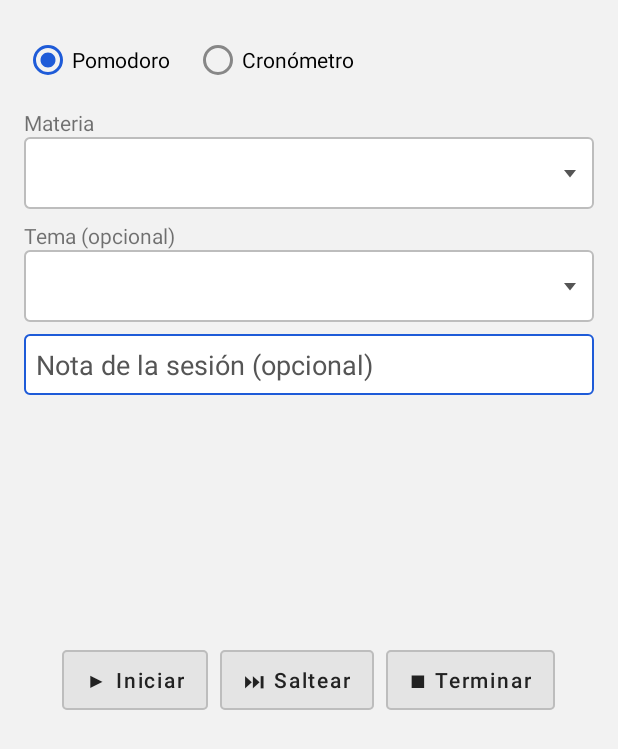
After one commit to PerryElOrtitoRico/PLANIFIQUEITOR, an Android app: the layout fragment_reloj.xml on its own in the app's theme, with its tools: preview values and no code run, on a phone screen of 412 x 824 dp. The commit adds this screen. Shown: the top 749 px of the screen. Run offline under Robolectric (Android 15) with nearby library versions, the phone set to English and light mode, and no system bars.

Commit message:
feat: pantalla Reloj en Android

```diff
--- /dev/null
+++ b/android/app/src/main/res/layout/fragment_reloj.xml
@@ -0,0 +1,73 @@
+<?xml version="1.0" encoding="utf-8"?>
+<ScrollView xmlns:android="http://schemas.android.com/apk/res/android"
+    android:layout_width="match_parent"
+    android:layout_height="match_parent">
+
+    <LinearLayout
+        android:layout_width="match_parent"
+        android:layout_height="wrap_content"
+        android:orientation="vertical"
+        android:padding="16dp">
+
+        <TextView
+            android:id="@+id/sin_materias"
+            android:layout_width="match_parent"
+            android:layout_height="wrap_content"
+            android:paddingBottom="12dp"
+            android:text="Todavía no hay materias. Cargalas en la PC: llegan por Syncthing."
+            android:visibility="gone" />
+
+        <RadioGroup
+            android:id="@+id/modo"
+            android:layout_width="match_parent"
+            android:layout_height="wrap_content"
+            android:orientation="horizontal">
+            <RadioButton android:id="@+id/modo_pomodoro" android:layout_width="wrap_content"
+                android:layout_height="wrap_content" android:checked="true" android:text="Pomodoro" />
+            <RadioButton android:id="@+id/modo_cronometro" android:layout_width="wrap_content"
+                android:layout_height="wrap_content" android:layout_marginStart="16dp" android:text="Cronómetro" />
+        </RadioGroup>
+
+        <TextView android:layout_width="wrap_content" android:layout_height="wrap_content"
+            android:layout_marginTop="8dp" android:text="Materia" />
+        <Spinner android:id="@+id/materia" android:layout_width="match_parent" android:layout_height="48dp" />
+
+        <TextView android:layout_width="wrap_content" android:layout_height="wrap_content"
+            android:layout_marginTop="8dp" android:text="Tema (opcional)" />
+        <Spinner android:id="@+id/tema" android:layout_width="match_parent" android:layout_height="48dp" />
+
+        <LinearLayout android:id="@+id/fila_minutos" android:layout_width="match_parent"
+            android:layout_height="wrap_content" android:layout_marginTop="8dp" android:orientation="horizontal"
+            android:visibility="gone">
+            <TextView android:layout_width="wrap_content" android:layout_height="wrap_content"
+                android:text="Minutos: " />
+            <EditText android:id="@+id/minutos" android:layout_width="96dp" android:layout_height="wrap_content"
+                android:inputType="number" android:text="60" />
+        </LinearLayout>
+
+        <EditText
+            android:id="@+id/nota"
+            android:layout_width="match_parent"
+            android:layout_height="wrap_content"
+            android:layout_marginTop="8dp"
+            android:hint="Nota de la sesión (opcional)"
+            android:inputType="textCapSentences" />
+
+        <TextView android:id="@+id/fase" android:layout_width="match_parent" android:layout_height="wrap_content"
+            android:layout_marginTop="24dp" android:gravity="center" android:textSize="18sp" android:textStyle="bold" />
+        <TextView android:id="@+id/reloj" android:layout_width="match_parent" android:layout_height="wrap_content"
+            android:gravity="center" android:textSize="64sp" android:textStyle="bold" />
+        <TextView android:id="@+id/ciclos" android:layout_width="match_parent" android:layout_height="wrap_content"
+            android:gravity="center" />
+
+        <LinearLayout android:layout_width="match_parent" android:layout_height="wrap_content"
+            android:layout_marginTop="16dp" android:gravity="center" android:orientation="horizontal">
+            <Button android:id="@+id/iniciar" android:layout_width="wrap_content"
+                android:layout_height="wrap_content" android:text="▶ Iniciar" />
+            <Button android:id="@+id/saltear" android:layout_width="wrap_content"
+                android:layout_height="wrap_content" android:layout_marginStart="8dp" android:text="⏭ Saltear" />
+            <Button android:id="@+id/terminar" android:layout_width="wrap_content"
+                android:layout_height="wrap_content" android:layout_marginStart="8dp" android:text="■ Terminar" />
+        </LinearLayout>
+    </LinearLayout>
+</ScrollView>
```
Also changed, not shown: android/app/src/main/java/com/planificador/app/logica/OpcionesReloj.java (added, +40 -0 lines), android/app/src/main/java/com/planificador/app/logica/Reloj.java (+7 -0 lines), android/app/src/main/java/com/planificador/app/ui/HistorialFragment.java (added, +21 -0 lines), android/app/src/main/java/com/planificador/app/ui/MainActivity.java (+13 -11 lines), android/app/src/main/java/com/planificador/app/ui/RelojFragment.java (added, +249 -0 lines), 2 other files.
